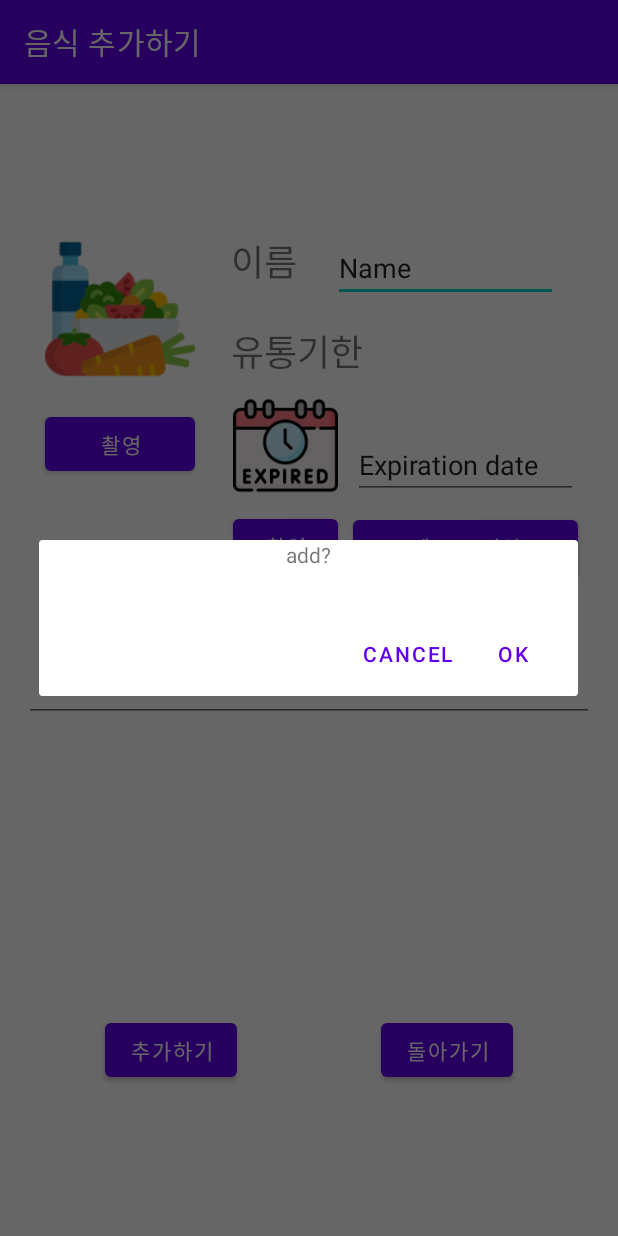
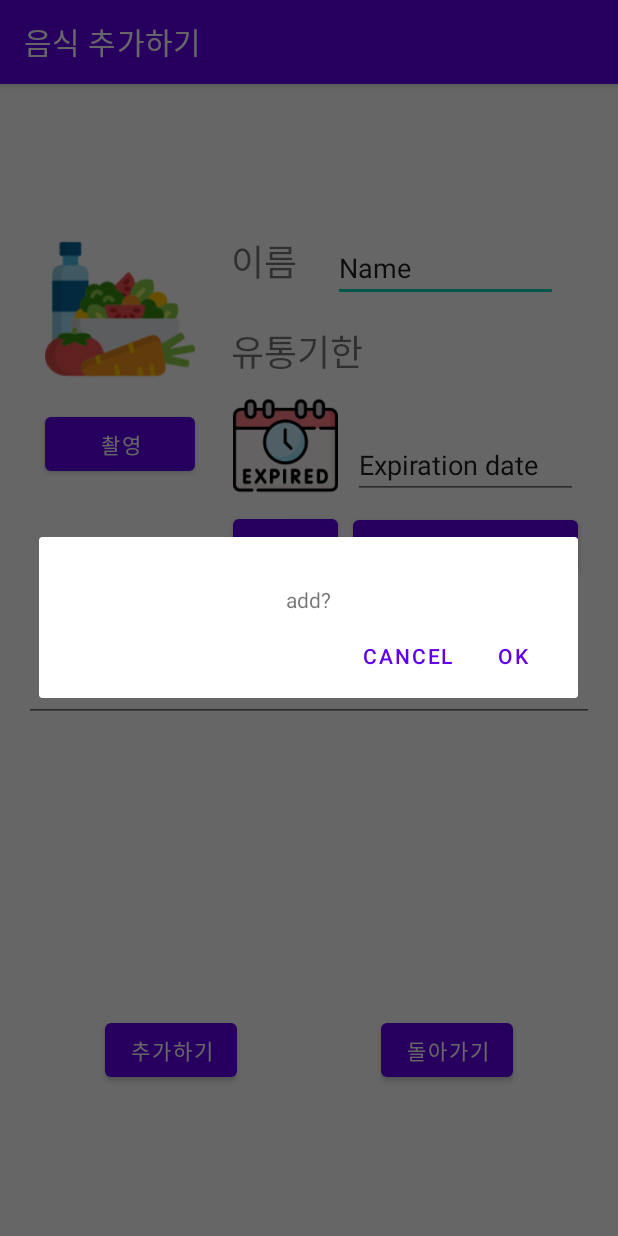
Before and after one commit to Wonchanjoo/refrigerator_secondScreen, an Android app: the AddItemActivity screen opened directly, with no data from a screen before it, after a tap on "추가하기", on a phone screen of 412 x 824 dp. Run offline under Robolectric (Android 15) with nearby library versions, the phone set to English and light mode, and no system bars; our stand-ins replace Firebase (no records; nobody signed in at launch, a user with empty details on screens opened directly); libraries missing offline, so code that uses them is left out: com.google.mlkit.vision; 2 statements that could not run were skipped.

Commit message:
아이템 넣는 액티비티 추가

```diff
--- a/app/src/main/java/com/example/myapplication/AddItemActivity.java
+++ b/app/src/main/java/com/example/myapplication/AddItemActivity.java
@@ -319,6 +319,7 @@ public class AddItemActivity extends AppCompatActivity {
                 Log.e("AddItemActivity", category + "에 " + name + " 추가");
 
                 Intent intent = new Intent(context, ItemActivity.class);
+                intent.putExtra("category", category);
                 startActivity(intent);
             }
         });
--- a/app/src/main/res/layout/dialog_add_item.xml
+++ b/app/src/main/res/layout/dialog_add_item.xml
@@ -9,6 +9,9 @@
         android:id="@+id/addItemTextView"
         android:layout_width="wrap_content"
         android:layout_height="wrap_content"
+        android:layout_marginStart="32dp"
+        android:layout_marginTop="32dp"
+        android:layout_marginEnd="32dp"
         android:text="add?"
         app:layout_constraintBottom_toBottomOf="parent"
         app:layout_constraintEnd_toEndOf="parent"
```
